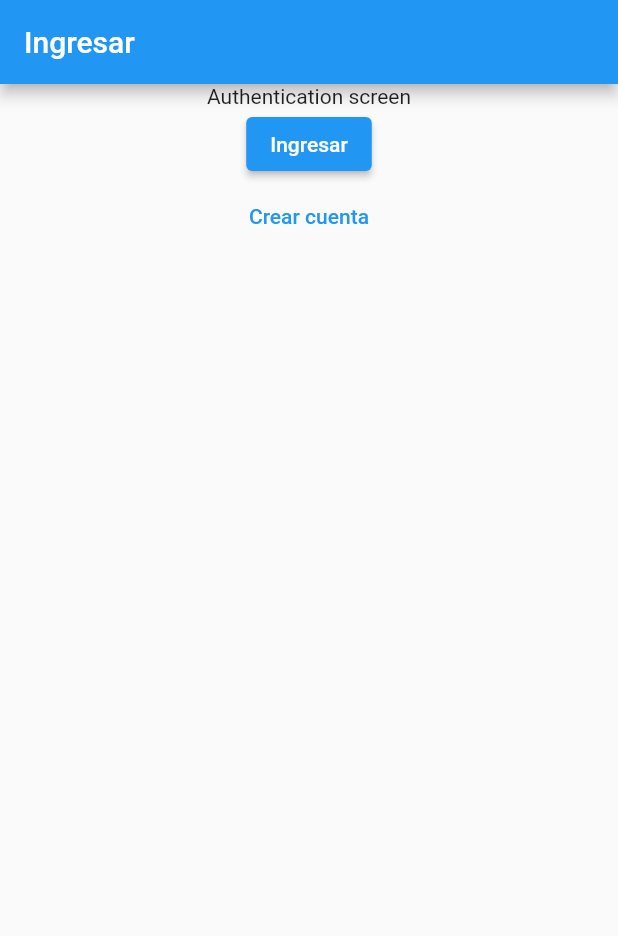
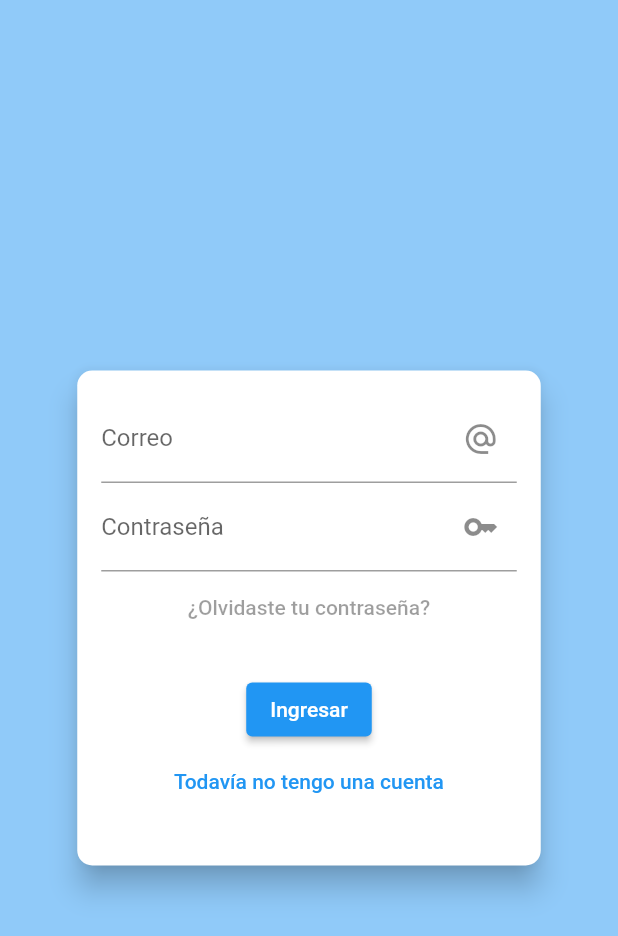
Before and after one commit to GuilleMiranda/trainers_app, a Flutter app: the screen it shows after launch, on a phone screen of 412 x 824 dp. Shown: the top 936 px of the screen. Run offline on Flutter 3.47's test engine with Material 2 defaults, Android fonts, the phone set to English and light mode, and no system bars.

Commit message:
WIP: Pantalla de autenticación

```diff
--- a/lib/main.dart
+++ b/lib/main.dart
@@ -1,10 +1,10 @@
 import 'package:flutter/material.dart';
 import 'package:trainers_app/screens/messages/messages.dart';
+
 import 'package:trainers_app/screens/profile/profile.dart';
 import './screens/auth/auth.dart';
 import './screens/favorites/favorites.dart';
 import './screens/home_screen/home_screen.dart';
-import './screens/register/register.dart';
 
 void main() {
   runApp(const Trainers());
@@ -30,10 +30,9 @@ class Trainers extends StatelessWidget {
       routes: {
         HomeScreen.routeName: (context) => HomeScreen(),
         Auth.routeName: (context) => Auth(),
-        Register.routeName: (context) => Register(),
         Favorites.routeName: (context) => Favorites(),
-        Messages.routeName:(context) => Messages(),
-        Profile.routeName:(context) => Profile(),
+        Messages.routeName: (context) => Messages(),
+        Profile.routeName: (context) => Profile(),
       },
     );
   }
--- a/lib/screens/auth/auth.dart
+++ b/lib/screens/auth/auth.dart
@@ -1,18 +1,32 @@
 import 'package:flutter/material.dart';
 import '../home_screen/home_screen.dart';
-import '../register/register.dart';
 
-class Auth extends StatelessWidget {
+enum AuthMode { Login, Register }
+
+class Auth extends StatefulWidget {
   static const routeName = '/auth';
   const Auth({super.key});
 
-  void register(BuildContext context) {
-    Navigator.of(context).pushReplacementNamed(
-      Register.routeName,
-    );
+  @override
+  State<Auth> createState() => _AuthState();
 }
 
-  void homeScreen(BuildContext context) {
+class _AuthState extends State<Auth> {
+  AuthMode _authMode = AuthMode.Login;
+
+  void _toggleAuthMode() {
+    if (_authMode == AuthMode.Login) {
+      setState(() {
+        _authMode = AuthMode.Register;
+      });
+    } else {
+      setState(() {
+        _authMode = AuthMode.Login;
+      });
+    }
+  }
+
+  void _homeScreen(BuildContext context) {
     Navigator.of(context).pushReplacementNamed(
       HomeScreen.routeName,
     );
@@ -20,24 +34,79 @@ class Auth extends StatelessWidget {
 
   @override
   Widget build(BuildContext context) {
+    final deviceSize = MediaQuery.of(context).size;
+
     return Scaffold(
-      appBar: AppBar(
-        title: Text('Ingresar'),
+      body: Stack(
+        children: [
+          Container(
+            decoration: BoxDecoration(
+              color: Theme.of(context).backgroundColor,
             ),
-      body: Center(
+          ),
+          Center(
+            child: Card(
+              child: Form(
+                child: Container(
+                  constraints: const BoxConstraints(
+                    minHeight: 320,
+                  ),
+                  padding: const EdgeInsets.all(16.0),
+                  width: deviceSize.width * 0.75,
+                  height: 330,
                   child: Column(
                     children: [
-            Text('Authentication screen'),
+                      TextFormField(
+                        decoration: const InputDecoration(
+                          labelText: 'Correo',
+                          suffixIcon: Icon(Icons.alternate_email),
+                        ),
+                        keyboardType: TextInputType.emailAddress,
+                      ),
+                      TextFormField(
+                        decoration: const InputDecoration(
+                          labelText: 'Contraseña',
+                          suffixIcon: Icon(Icons.key),
+                        ),
+                        obscureText: true,
+                      ),
+                      if (_authMode == AuthMode.Login)
+                        const TextButton(
+                          onPressed: null,
+                          child: Text('¿Olvidaste tu contraseña?'),
+                        ),
+                      if (_authMode == AuthMode.Register)
+                        TextFormField(
+                          decoration: const InputDecoration(
+                            labelText: 'Confirmar contraseña',
+                            suffixIcon: Icon(Icons.key),
+                          ),
+                          obscureText: true,
+                        ),
+                      const SizedBox(
+                        height: 20,
+                      ),
                       ElevatedButton(
-              onPressed: () => homeScreen(context),
-              child: Text('Ingresar'),
+                        onPressed: () => _homeScreen(context),
+                        child: Text(
+                            '${_authMode == AuthMode.Login ? "Ingresar" : "Registrarse"}'),
                       ),
                       TextButton(
-              onPressed: () => register(context),
-              child: Text('Crear cuenta'),
+                        onPressed: _toggleAuthMode,
+                        child: Text(
+                            '${_authMode == AuthMode.Login ? "Todavía no tengo una cuenta" : "Ya tengo una cuenta"}'),
+                      )
+                    ],
+                  ),
+                ),
+              ),
+              elevation: 8.0,
+              shape: RoundedRectangleBorder(
+                borderRadius: BorderRadius.circular(10.0),
+              ),
+            ),
           ),
         ],
-        ),
       ),
     );
   }
```
Also changed, not shown: lib/screens/register/register.dart (deleted, +0 -33 lines). Lines whose indentation alone changed are shown as unchanged.
